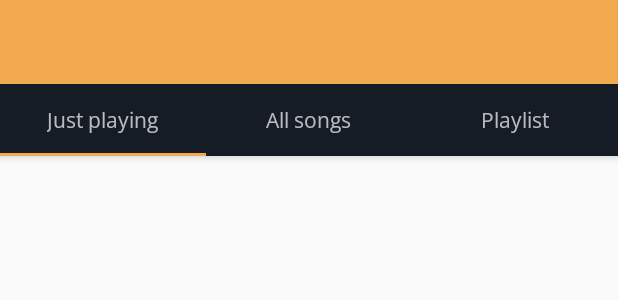
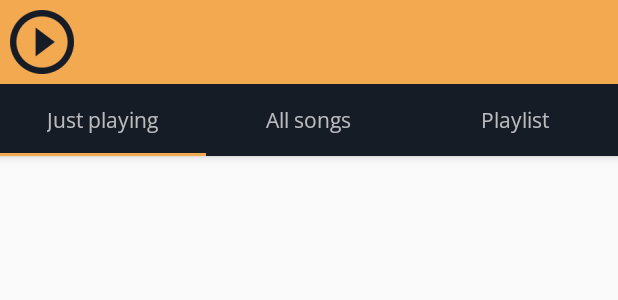
Before and after one commit to cchhu/TAMZ2-projekt, an Android app: the layout activity_main.xml on its own in the app's theme, with its tools: preview values and no code run, on a phone screen of 412 x 824 dp. Shown: the top 300 px of the screen. Run offline under Robolectric (Android 15) with nearby library versions, the phone set to English and light mode, and no system bars.

Commit message:
3. commit

```diff
--- a/app/build.gradle
+++ b/app/build.gradle
@@ -23,6 +23,7 @@ dependencies {
     implementation fileTree(dir: 'libs', include: ['*.jar'])
     implementation 'androidx.appcompat:appcompat:1.1.0'
     implementation 'androidx.constraintlayout:constraintlayout:1.1.3'
+    implementation 'androidx.legacy:legacy-support-v4:1.0.0'
     testImplementation 'junit:junit:4.12'
     androidTestImplementation 'androidx.test.ext:junit:1.1.1'
     androidTestImplementation 'androidx.test.espresso:espresso-core:3.2.0'
--- a/app/src/main/AndroidManifest.xml
+++ b/app/src/main/AndroidManifest.xml
@@ -4,9 +4,9 @@
 
     <application
         android:allowBackup="true"
-        android:icon="@mipmap/ic_launcher"
-        android:label="@string/app_name"
-        android:roundIcon="@mipmap/ic_launcher_round"
+        android:icon="@mipmap/ic_music"
+        android:label="Music"
+        android:roundIcon="@mipmap/ic_music_cir"
         android:supportsRtl="true"
         android:theme="@style/AppTheme">
         <activity android:name=".MainActivity">
--- a/app/src/main/res/layout/activity_main.xml
+++ b/app/src/main/res/layout/activity_main.xml
@@ -5,7 +5,6 @@
     android:layout_width="match_parent"
     android:layout_height="match_parent"
     tools:context=".MainActivity">
-
 
     <com.google.android.material.appbar.AppBarLayout
         android:layout_width="match_parent"
@@ -22,8 +21,10 @@
         android:background="@color/colorAccent"
         app:popupTheme="@style/Theme.AppCompat.Light"
         app:titleTextColor="@color/colorPrimary"
-        app:titleTextAppearance="@style/Nadpisy"/>
-
+        app:titleTextAppearance="@style/Nadpisy"
+        app:navigationIcon="@mipmap/ic_music"
+        android:paddingLeft="25px"
+        />
 
     <com.google.android.material.tabs.TabLayout
         android:id="@+id/tabs"
@@ -33,16 +34,19 @@
         app:layout_constraintTop_toTopOf="parent">
 
         <com.google.android.material.tabs.TabItem
+            android:id="@+id/just_playing"
             android:layout_width="match_parent"
             android:layout_height="wrap_content"
             android:text="Just playing" />
 
         <com.google.android.material.tabs.TabItem
+            android:id="@+id/all_songs"
             android:layout_width="match_parent"
             android:layout_height="wrap_content"
             android:text="All songs" />
 
         <com.google.android.material.tabs.TabItem
+            android:id="@+id/play_list"
             android:layout_width="match_parent"
             android:layout_height="wrap_content"
             android:text="Playlist" />
@@ -51,6 +55,4 @@
 
     </com.google.android.material.appbar.AppBarLayout>
 
-
-
 </androidx.constraintlayout.widget.ConstraintLayout>
--- a/app/src/main/res/values/strings.xml
+++ b/app/src/main/res/values/strings.xml
@@ -1,3 +1,6 @@
 <resources>
     <string name="app_name">hudebniprehravac</string>
+
+    <!-- TODO: Remove or change this placeholder text -->
+    <string name="hello_blank_fragment">Hello blank fragment</string>
 </resources>
--- a/app/src/main/res/values/styles.xml
+++ b/app/src/main/res/values/styles.xml
@@ -13,6 +13,7 @@
 
     <style name="Nadpisy">
         <item name="android:fontFamily" tools:ignore="NewApi">@font/open_sans_condensed_bold</item>
+        <item name="android:textSize">21sp</item>
     </style>
 
     <style name="Normalni">
```
Also changed, not shown: app/src/main/java/com/example/hudebniprehravac/MainActivity.java (+24 -0 lines), app/src/main/ic_music-web.png (added), app/src/main/ic_music_cir-web.png (added), app/src/main/res/mipmap-hdpi/ic_music.png (added), app/src/main/res/mipmap-hdpi/ic_music_cir.png (added), app/src/main/res/mipmap-mdpi/ic_music.png (added), app/src/main/res/mipmap-mdpi/ic_music_cir.png (added), app/src/main/res/mipmap-xhdpi/ic_music.png (added), app/src/main/res/mipmap-xhdpi/ic_music_cir.png (added), app/src/main/res/mipmap-xxhdpi/ic_music.png (added), app/src/main/res/mipmap-xxhdpi/ic_music_cir.png (added), app/src/main/res/mipmap-xxxhdpi/ic_music.png (added), app/src/main/res/mipmap-xxxhdpi/ic_music_cir.png (added).
